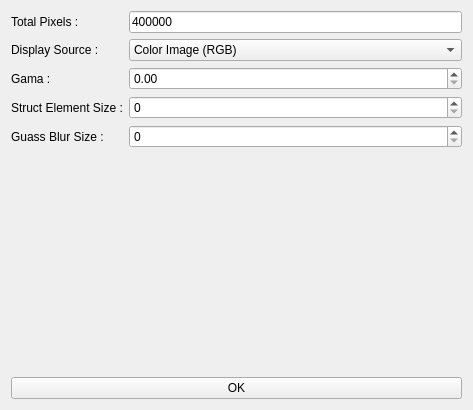
First picture: the form in gui/ui/preprocess_control.ui, repository panderan/text-detection, before the edit.
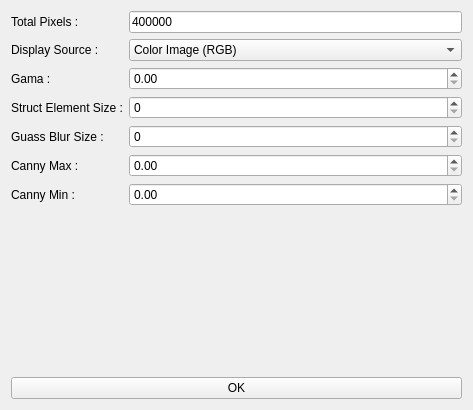
Second picture: the form after the edit.

Diff of the .ui file:
```diff
--- a/gui/ui/preprocess_control.ui
+++ b/gui/ui/preprocess_control.ui
@@ -109,6 +109,34 @@
        </property>
       </widget>
      </item>
+     <item row="6" column="0">
+      <widget class="QLabel" name="label_canny_max">
+       <property name="text">
+        <string>Canny Max :</string>
+       </property>
+      </widget>
+     </item>
+     <item row="7" column="0">
+      <widget class="QLabel" name="label_canny_min">
+       <property name="text">
+        <string>Canny Min :</string>
+       </property>
+      </widget>
+     </item>
+     <item row="6" column="1">
+      <widget class="QDoubleSpinBox" name="spinbox_canny_max">
+       <property name="maximum">
+        <double>1.000000000000000</double>
+       </property>
+      </widget>
+     </item>
+     <item row="7" column="1">
+      <widget class="QDoubleSpinBox" name="spinbox_canny_min">
+       <property name="maximum">
+        <double>1.000000000000000</double>
+       </property>
+      </widget>
+     </item>
     </layout>
    </item>
    <item>
```
Left out of the diff: 3 changed lines with no effect on the pictures.
